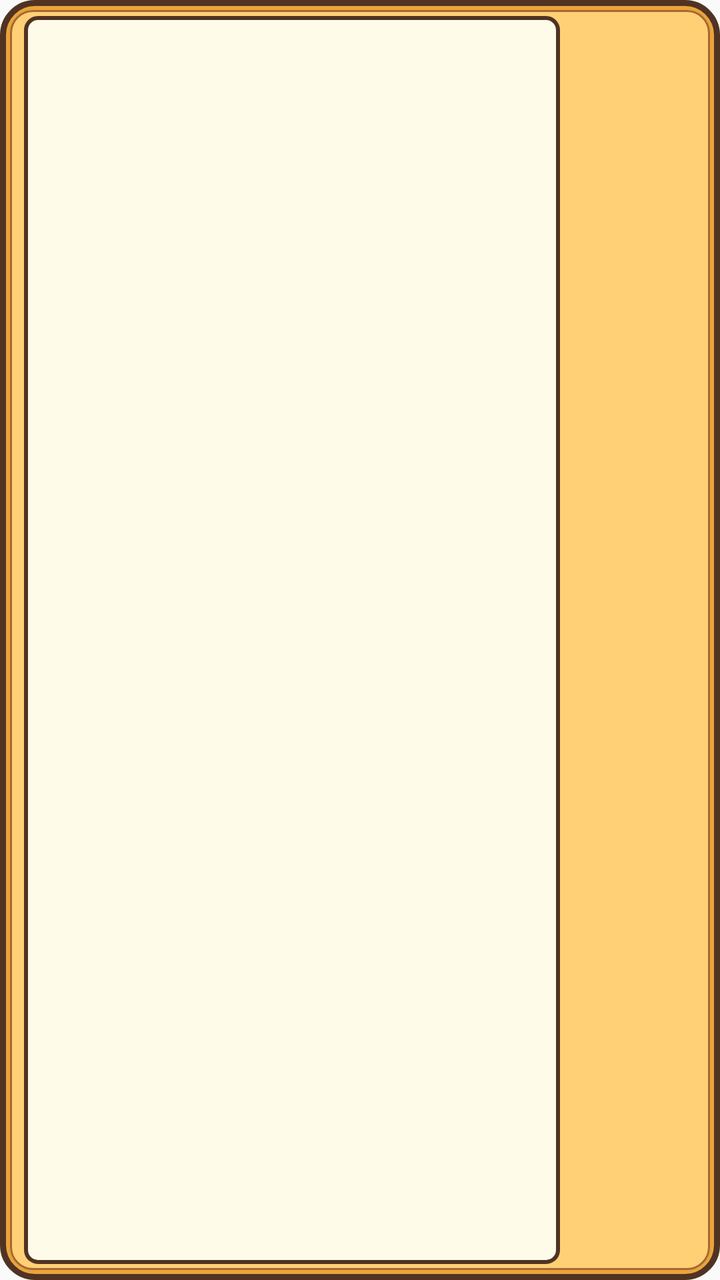
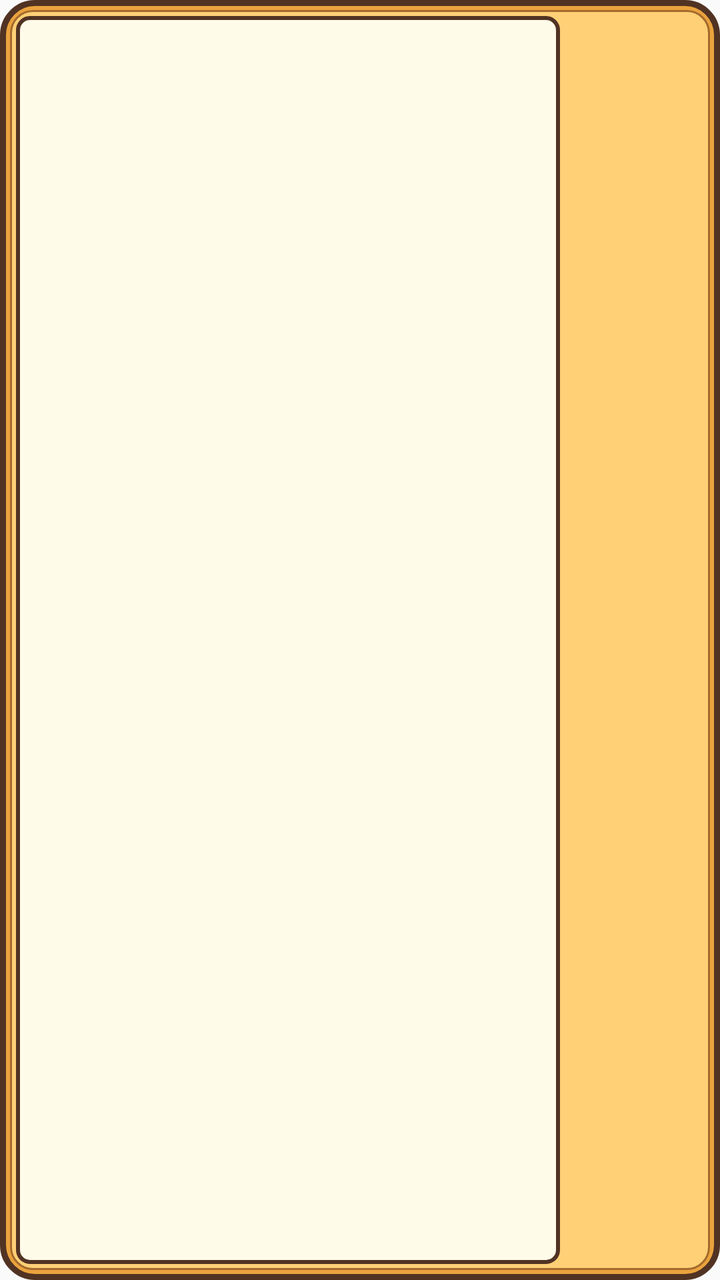

Two renders of the same Android screen: before a commit and after it. Below are the layout's source before the change and the commit's diff.
<!-- AndroidManifest.xml: application theme android:Theme.Material.Light.NoActionBar -->
<!-- res/layout/alarm_widget.xml -->
<RelativeLayout xmlns:android="http://schemas.android.com/apk/res/android"
    android:id="@+id/widget_root"
    android:layout_width="match_parent" android:layout_height="match_parent"
    android:paddingStart="12dp" android:paddingEnd="8dp" android:paddingTop="8dp" android:paddingBottom="8dp"
    android:background="@drawable/widget_background">
    <ViewFlipper android:id="@+id/widget_clock" android:layout_width="match_parent"
        android:layout_height="match_parent" android:layout_toStartOf="@+id/widget_toggle"
        android:layout_marginEnd="4dp" android:paddingStart="6dp" android:paddingEnd="4dp"
        android:paddingTop="8dp" android:paddingBottom="8dp"
        android:background="@drawable/widget_dial"
        android:autoStart="true" android:flipInterval="1000" android:contentDescription="@string/widget_name">
        <ImageView android:id="@+id/widget_status" android:layout_width="match_parent" android:layout_height="match_parent"
            android:scaleType="fitXY" android:importantForAccessibility="no" />
        <ImageView android:id="@+id/widget_status_blank" android:layout_width="match_parent" android:layout_height="match_parent"
            android:scaleType="fitXY" android:importantForAccessibility="no" />
    </ViewFlipper>
    <FrameLayout android:id="@+id/widget_toggle" android:layout_width="68dp" android:layout_height="match_parent"
        android:layout_alignParentEnd="true" android:layout_centerVertical="true"
        android:padding="0dp" android:background="?android:attr/selectableItemBackgroundBorderless"
        android:contentDescription="@string/widget_enable" />
</RelativeLayout>
<!-- resources referenced by this layout -->
<resources>
  <!-- drawable widget_background (drawable) -->
  <layer-list xmlns:android="http://schemas.android.com/apk/res/android">
      <item>
          <shape>
              <solid android:color="#EAA33D" />
              <corners android:radius="16dp" />
              <stroke android:width="3dp" android:color="#513323" />
          </shape>
      </item>
      <item android:left="5dp" android:top="5dp" android:right="5dp" android:bottom="5dp">
          <shape>
              <solid android:color="#FFD076" />
              <corners android:radius="11dp" />
              <stroke android:width="1dp" android:color="#A46A2D" />
          </shape>
      </item>
  </layer-list>
  <!-- drawable widget_dial (drawable) -->
  <shape xmlns:android="http://schemas.android.com/apk/res/android">
      <solid android:color="#FFFBE9" />
      <corners android:radius="6dp" />
      <stroke android:width="2dp" android:color="#513323" />
  </shape>
  <string name="widget_enable">Turn on</string>
  <string name="widget_name">Usagi Alarm</string>
</resources>

<!-- the commit's change to res/layout/alarm_widget.xml (unified diff, before → after) -->
@@ -1,7 +1,7 @@
 <RelativeLayout xmlns:android="http://schemas.android.com/apk/res/android"
     android:id="@+id/widget_root"
     android:layout_width="match_parent" android:layout_height="match_parent"
-    android:paddingStart="12dp" android:paddingEnd="8dp" android:paddingTop="8dp" android:paddingBottom="8dp"
+    android:paddingStart="8dp" android:paddingEnd="8dp" android:paddingTop="8dp" android:paddingBottom="8dp"
     android:background="@drawable/widget_background">
     <ViewFlipper android:id="@+id/widget_clock" android:layout_width="match_parent"
         android:layout_height="match_parent" android:layout_toStartOf="@+id/widget_toggle"
